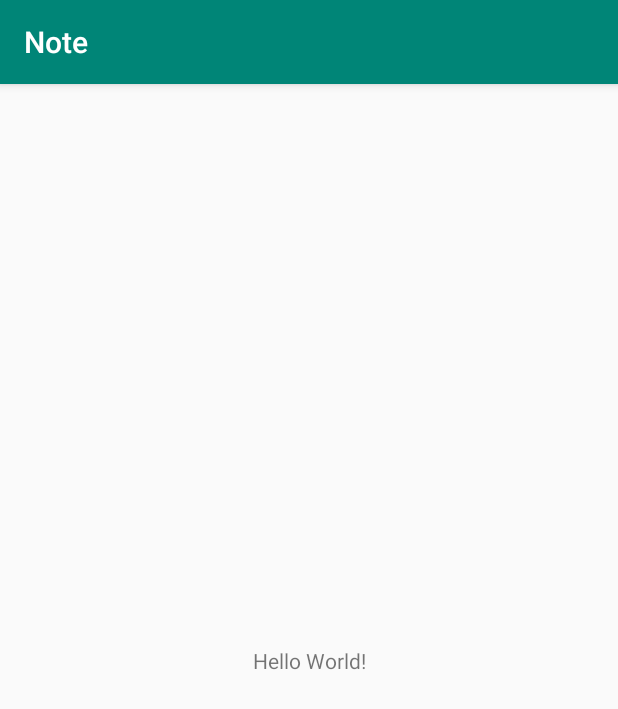
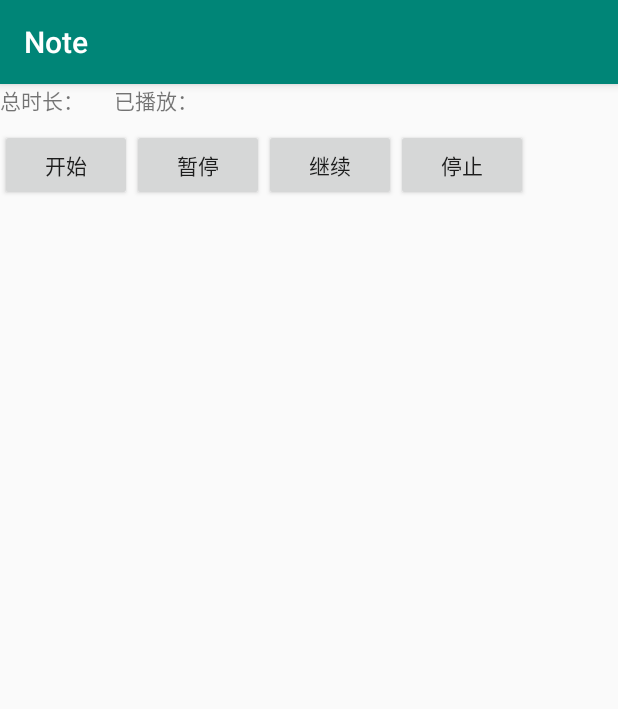
Before and after one commit to cairurui/Note, an Android app: the screen it shows after launch (MainActivity), on a phone screen of 412 x 824 dp. Shown: the top 709 px of the screen. Run offline under Robolectric (Android 15) with nearby library versions, the phone set to English and light mode, and no system bars; 1 statement that could not run was skipped.

Commit message:
+ 添加暂停、继续、停止播放 + 添加播放时间回调

```diff
--- a/app/src/main/java/com/xc/note/MainActivity.java
+++ b/app/src/main/java/com/xc/note/MainActivity.java
@@ -4,10 +4,13 @@ import android.os.Environment;
 import android.support.v7.app.AppCompatActivity;
 import android.os.Bundle;
 import android.util.Log;
+import android.view.View;
+import android.widget.TextView;
 
 import com.xc.note.media.XPlayer;
 import com.xc.note.media.listener.MediaErrorListener;
 import com.xc.note.media.listener.MediaPreparedListener;
+import com.xc.note.media.listener.MediaProgressListener;
 
 import java.io.File;
 
@@ -17,13 +20,18 @@ public class MainActivity extends AppCompatActivity {
     // Used to load the 'native-lib' library on application startup.
     private XPlayer mPlayer;
 
+    TextView tv_time_total;
+    TextView tv_time_current;
+
+
     @Override
     protected void onCreate(Bundle savedInstanceState) {
         super.onCreate(savedInstanceState);
         setContentView(R.layout.activity_main);
 
         Log.e("TAG", "file is exist: " + mMusicFile.exists());
-
+        tv_time_current = findViewById(R.id.tv_time_current);
+        tv_time_total = findViewById(R.id.tv_time_total);
 
         mPlayer = new XPlayer();
         mPlayer.setDataSource(mMusicFile.getAbsolutePath());
@@ -36,6 +44,22 @@ public class MainActivity extends AppCompatActivity {
             }
         });
 
+        mPlayer.setOnProgressListener(new MediaProgressListener() {
+            @Override
+            public void onProgress(final int current, final int total) {
+
+                runOnUiThread(new Runnable() {
+                    @Override
+                    public void run() {
+                        tv_time_total.setText("" + total);
+                        tv_time_current.setText("" + current);
+                    }
+                });
+            }
+        });
+    }
+
+    public void start(View view) {
         mPlayer.setOnPreparedListener(new MediaPreparedListener() {
             @Override
             public void onPrepared() {
@@ -47,4 +71,15 @@ public class MainActivity extends AppCompatActivity {
         mPlayer.prepareAsync();
     }
 
+    public void pause(View view) {
+        mPlayer.pause();
+    }
+
+    public void resume(View view) {
+        mPlayer.resume();
+    }
+
+    public void stop(View view) {
+        mPlayer.stop();
+    }
 }
--- a/app/src/main/java/com/xc/note/media/XPlayer.java
+++ b/app/src/main/java/com/xc/note/media/XPlayer.java
@@ -5,6 +5,7 @@ import android.util.Log;
 
 import com.xc.note.media.listener.MediaErrorListener;
 import com.xc.note.media.listener.MediaPreparedListener;
+import com.xc.note.media.listener.MediaProgressListener;
 
 /**
  * Created by xiaocai on 2019/7/22.
@@ -22,6 +23,7 @@ public class XPlayer {
     private String url;
     private MediaErrorListener mErrorListener;
     private MediaPreparedListener mPreparedListener;
+    private MediaProgressListener mProgressListener;
 
     public void setOnErrorListener(MediaErrorListener mErrorListener) {
         this.mErrorListener = mErrorListener;
@@ -29,6 +31,32 @@ public class XPlayer {
 
     public void setOnPreparedListener(MediaPreparedListener preparedListener) {
         this.mPreparedListener = preparedListener;
+    }
+
+    public void setOnProgressListener(MediaProgressListener progressListener) {
+        mProgressListener = progressListener;
+    }
+
+    // called from jni
+    private void onError(int code, String msg) {
+        Log.d(TAG, "onError() called with: code = [" + code + "], msg = [" + msg + "]");
+        if (mErrorListener != null) {
+            mErrorListener.onError(code, msg);
+        }
+    }
+
+    // called from jni
+    private void onPrepared() {
+        if (mPreparedListener != null) {
+            mPreparedListener.onPrepared();
+        }
+    }
+
+    // Called from jni
+    private void onProgress(int current, int total) {
+        if (mProgressListener != null) {
+            mProgressListener.onProgress(current, total);
+        }
     }
 
     public void setDataSource(String url) {
@@ -40,7 +68,7 @@ public class XPlayer {
             throw new NullPointerException("url is null, please call method setDataSource");
         }
 
-        nPlay(url);
+        nStart(url);
     }
 
     public void prepare() {
@@ -60,24 +88,30 @@ public class XPlayer {
         nPrepareAsync(url);
     }
 
-    // called from jni
-    private void onError(int code, String msg) {
-        Log.d(TAG, "onError() called with: code = [" + code + "], msg = [" + msg + "]");
-        if (mErrorListener != null) {
-            mErrorListener.onError(code, msg);
-        }
+    public void stop(){
+        nStop();
     }
 
-    // called from jni
-    private void onPrepared() {
-        if (mPreparedListener != null) {
-            mPreparedListener.onPrepared();
-        }
+    public void resume(){
+        nResume();
     }
 
-    private native void nPlay(String url);
+    public void pause(){
+        nPause();
+    }
+
 
     private native void nPrepareAsync(String url);
 
     private native void nPrepare(String url);
+
+    private native void nStart(String url);
+
+    private native void nPause();
+
+    private native void nResume();
+
+    private native void nStop();
+
+    private native void nSeekTo(int seconds);
 }
--- /dev/null
+++ b/app/src/main/java/com/xc/note/media/listener/MediaProgressListener.java
@@ -0,0 +1,5 @@
+package com.xc.note.media.listener;
+
+public interface MediaProgressListener {
+    void onProgress(int current, int total);
+}
--- a/app/src/main/res/layout/activity_main.xml
+++ b/app/src/main/res/layout/activity_main.xml
@@ -1,18 +1,74 @@
 <?xml version="1.0" encoding="utf-8"?>
-<android.support.constraint.ConstraintLayout xmlns:android="http://schemas.android.com/apk/res/android"
+<RelativeLayout xmlns:android="http://schemas.android.com/apk/res/android"
     xmlns:app="http://schemas.android.com/apk/res-auto"
     xmlns:tools="http://schemas.android.com/tools"
     android:layout_width="match_parent"
     android:layout_height="match_parent"
     tools:context=".MainActivity">
 
-    <TextView
+    <LinearLayout
+        android:layout_width="match_parent"
+        android:layout_height="wrap_content"
+        android:layout_marginTop="30dp">
+
+        <Button
+            android:layout_width="wrap_content"
+            android:layout_height="wrap_content"
+            android:onClick="start"
+            android:text="开始" />
+
+
+        <Button
+            android:layout_width="wrap_content"
+            android:layout_height="wrap_content"
+            android:onClick="pause"
+            android:text="暂停" />
+
+
+        <Button
+            android:layout_width="wrap_content"
+            android:layout_height="wrap_content"
+            android:onClick="resume"
+            android:text="继续" />
+
+
+        <Button
+            android:layout_width="wrap_content"
+            android:layout_height="wrap_content"
+            android:onClick="stop"
+            android:text="停止" />
+
+    </LinearLayout>
+
+    <LinearLayout
         android:layout_width="wrap_content"
-        android:layout_height="wrap_content"
-        android:text="Hello World!"
-        app:layout_constraintBottom_toBottomOf="parent"
-        app:layout_constraintLeft_toLeftOf="parent"
-        app:layout_constraintRight_toRightOf="parent"
-        app:layout_constraintTop_toTopOf="parent" />
+        android:layout_height="wrap_content">
 
-</android.support.constraint.ConstraintLayout>
+
+        <TextView
+            android:layout_width="wrap_content"
+            android:layout_height="wrap_content"
+            android:text="总时长：" />
+
+        <TextView
+            android:id="@+id/tv_time_total"
+            android:layout_width="wrap_content"
+            android:layout_height="wrap_content" />
+
+
+        <TextView
+            android:layout_width="wrap_content"
+            android:layout_height="wrap_content"
+            android:layout_marginLeft="20dp"
+            android:text="已播放：" />
+
+        <TextView
+            android:id="@+id/tv_time_current"
+            android:layout_width="wrap_content"
+            android:layout_height="wrap_content" />
+
+
+    </LinearLayout>
+
+
+</RelativeLayout>
```
Also changed, not shown: 10 other files.
